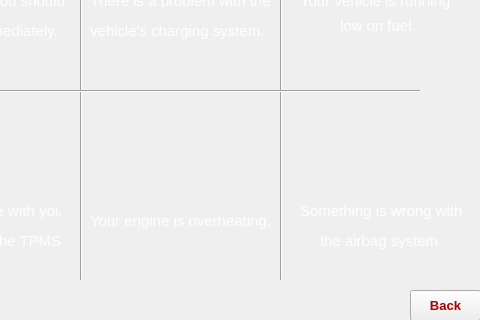
First picture: the form in RPI/GUI/UI/Guide.ui, repository YehiaEhab16/FOTA_Graduation-Project-2022, before the edit; both pictures show x 320 to 800 and y 160 to 480 of the 800 by 480 pixel window.
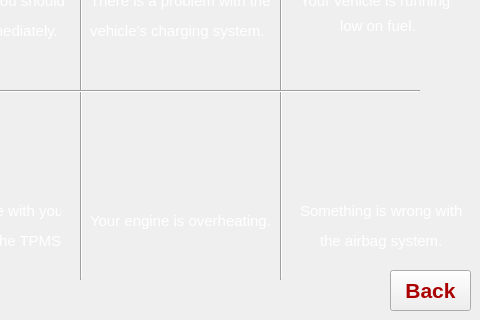
Second picture: the form after the edit. Icons and pictures are not drawn.

Patch:
```diff
--- a/RPI/GUI/UI/Guide.ui
+++ b/RPI/GUI/UI/Guide.ui
@@ -1352,28 +1352,6 @@
     <bool>true</bool>
    </property>
   </widget>
-  <widget class="QPushButton" name="back">
-   <property name="geometry">
-    <rect>
-     <x>730</x>
-     <y>450</y>
-     <width>71</width>
-     <height>31</height>
-    </rect>
-   </property>
-   <property name="font">
-    <font>
-     <pointsize>10</pointsize>
-     <bold>true</bold>
-    </font>
-   </property>
-   <property name="styleSheet">
-    <string notr="true">color: rgb(170, 0, 0);</string>
-   </property>
-   <property name="text">
-    <string>Back</string>
-   </property>
-  </widget>
   <widget class="QLabel" name="label_10">
    <property name="geometry">
     <rect>
@@ -1819,6 +1797,29 @@
     <string>tire pressure or the TPMS.</string>
    </property>
   </widget>
+  <widget class="QPushButton" name="back">
+   <property name="geometry">
+    <rect>
+     <x>710</x>
+     <y>430</y>
+     <width>81</width>
+     <height>41</height>
+    </rect>
+   </property>
+   <property name="font">
+    <font>
+     <pointsize>16</pointsize>
+     <weight>75</weight>
+     <bold>true</bold>
+    </font>
+   </property>
+   <property name="styleSheet">
+    <string notr="true">color: rgb(170, 0, 0);</string>
+   </property>
+   <property name="text">
+    <string>Back</string>
+   </property>
+  </widget>
  </widget>
  <resources/>
  <connections/>
```
